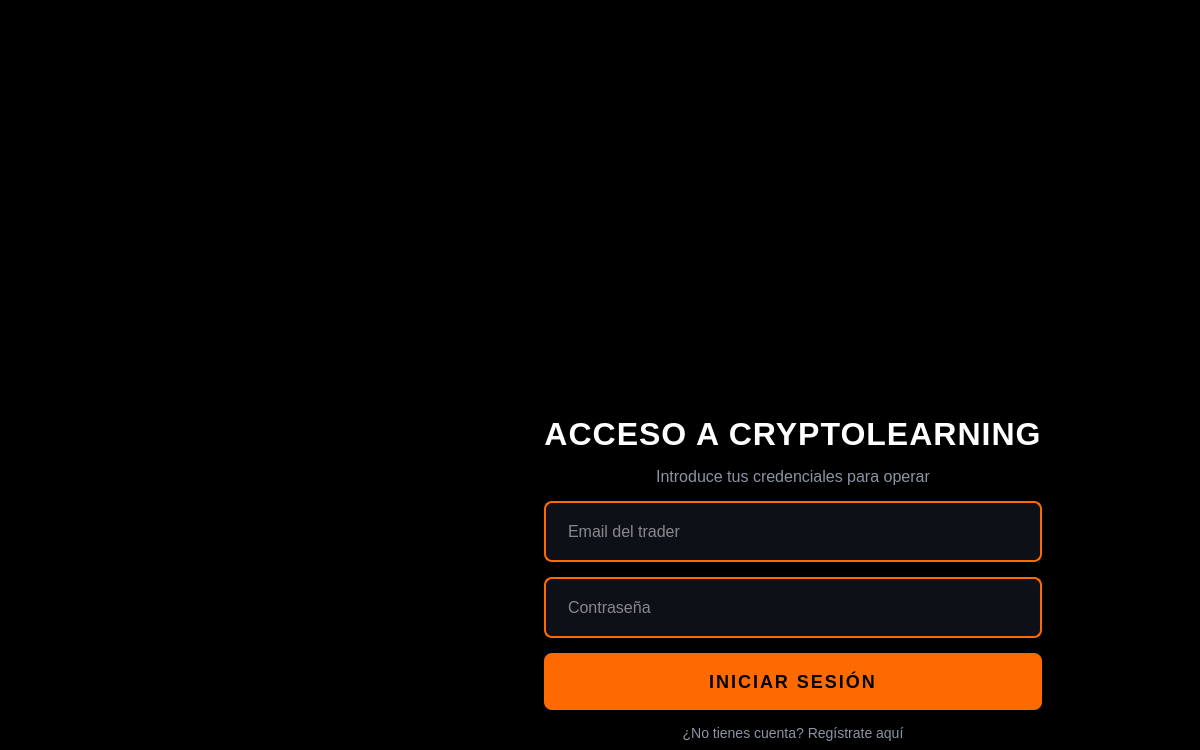
Qt form src/vista/ui/MainWindow.ui (Willalgon/Crypto-Desktop-Exchange-App) before a commit.
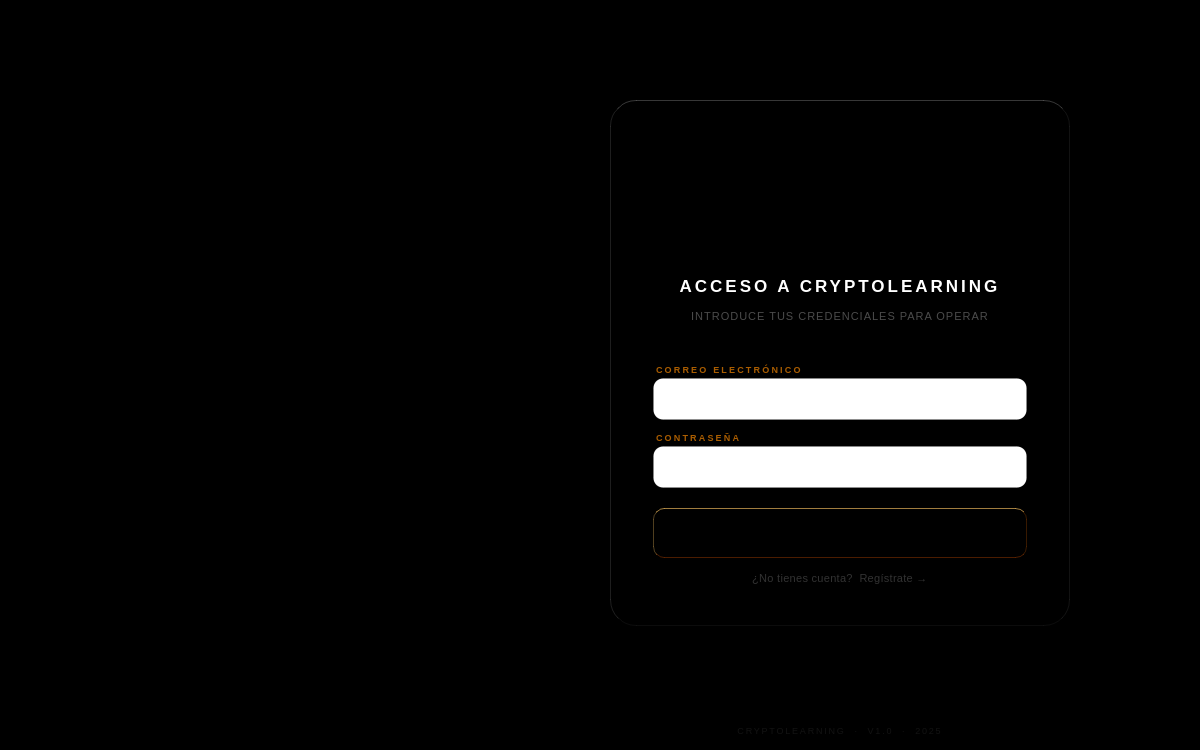
The same form after that commit. Icons and pictures are not drawn.

Commit message: Registro y Login

Diff of the .ui file:
```diff
--- a/src/vista/ui/MainWindow.ui
+++ b/src/vista/ui/MainWindow.ui
@@ -21,63 +21,227 @@
   </property>
   <property name="styleSheet">
    <string notr="true">
- /* FONDO NEGRO PURO */
-QMainWindow { background-color: #000000; }
+
+/* ═══════════════════════════════════════════════════════════════════════
+   CRYPTOLEARNING  ·  ACCESO
+   Pure Black Spatial  ·  Deep Dark Edition
+   ═══════════════════════════════════════════════════════════════════════ */
+
+
+/* ── VENTANA BASE ───────────────────────────────────────────────────── */
+QMainWindow, QWidget#centralwidget {
+    background-color: #000000;
+}
 QFrame { background: transparent; border: none; }
 
-/* 3- TITULO EN NARANJA PURO */
-QLabel#lbl_titulo { 
-    color: #FFFFFF; 
-    font-size: 32px; 
-    font-weight: bold; 
-    font-family: 'Inter', 'Roboto', 'sans-serif';
+
+/* ── PANELES ────────────────────────────────────────────────────────── */
+QFrame#frame_left  { background-color: #000000; }
+QFrame#frame_right { background-color: #000000; }
+
+
+/* ── CARD PRINCIPAL — profundidad radial ────────────────────────────── */
+QFrame#form_card {
+    background: qradialgradient(
+        cx: 0.50, cy: 0.38, radius: 0.85,
+        stop: 0.00  rgba(26, 26, 36, 255),
+        stop: 0.55  rgba(15, 15, 22, 255),
+        stop: 1.00  rgba( 7,  7, 11, 255)
+    );
+    border-top:    1px solid rgba(255, 255, 255, 55);
+    border-left:   1px solid rgba(255, 255, 255, 30);
+    border-right:  1px solid rgba(255, 255, 255, 18);
+    border-bottom: 1px solid rgba(255, 255, 255, 12);
+    border-radius: 26px;
+}
+
+
+/* ── LÍNEA NARANJA SUPERIOR DE LA CARD ──────────────────────────────── */
+QFrame#card_glow_top {
+    background: qlineargradient(
+        x1:0, y1:0, x2:1, y2:0,
+        stop:0.00 rgba(255, 106,  0,   0),
+        stop:0.25 rgba(255, 106,  0, 120),
+        stop:0.50 rgba(255, 160,  0, 255),
+        stop:0.75 rgba(255, 106,  0, 120),
+        stop:1.00 rgba(255, 106,  0,   0)
+    );
+    min-height: 1px;
+    max-height: 1px;
+    border: none;
+}
+
+
+/* ── SEPARADOR INTERIOR ─────────────────────────────────────────────── */
+QFrame#separator {
+    background: qlineargradient(
+        x1:0, y1:0, x2:1, y2:0,
+        stop:0.00 rgba(255, 255, 255,  0),
+        stop:0.50 rgba(255, 255, 255, 28),
+        stop:1.00 rgba(255, 255, 255,  0)
+    );
+    min-height: 1px;
+    max-height: 1px;
+    border: none;
+}
+
+
+/* ── TÍTULO ─────────────────────────────────────────────────────────── */
+QLabel#lbl_titulo {
+    color: #FFFFFF;
+    font-size: 17px;
+    font-weight: 700;
+    font-family: "Helvetica Neue", "Segoe UI Semibold", Arial, sans-serif;
+    letter-spacing: 3px;
+    padding-bottom: 9px;
+    border-bottom: 2px solid qlineargradient(
+        x1:0, y1:0, x2:1, y2:0,
+        stop:0.00 rgba(255, 106,  0,   0),
+        stop:0.30 rgba(255, 106,  0, 160),
+        stop:0.50 rgba(255, 180,  0, 255),
+        stop:0.70 rgba(255, 106,  0, 160),
+        stop:1.00 rgba(255, 106,  0,   0)
+    );
+    qproperty-alignment: AlignCenter;
+}
+
+
+/* ── SUBTÍTULO ──────────────────────────────────────────────────────── */
+QLabel#lbl_subtitulo {
+    color: rgba(255, 255, 255, 75);
+    font-size: 11px;
+    font-family: "Helvetica Neue", "Segoe UI", Arial, sans-serif;
     letter-spacing: 1px;
+    qproperty-alignment: AlignCenter;
 }
 
-QLabel#lbl_subtitulo { 
-    color: #8B94A5; 
-    font-size: 16px; 
-    font-family: 'Inter', 'Roboto', 'sans-serif';
+
+/* ── ETIQUETAS DE CAMPO ─────────────────────────────────────────────── */
+QLabel#lbl_f_email,
+QLabel#lbl_f_pass {
+    color: rgba(255, 140, 0, 170);
+    font-size: 9px;
+    font-weight: 700;
+    font-family: "Helvetica Neue", "Segoe UI", Arial, sans-serif;
+    letter-spacing: 2.2px;
+    padding-left: 1px;
 }
 
-/* 2- BORDES DE RECUADROS NARANJAS */
+
+/* ── INPUTS ─────────────────────────────────────────────────────────── */
 QLineEdit {
-    background-color: #0D1117;
-    border: 2px solid #FF6A00; /* Borde naranja permanente */
-    border-radius: 8px;
+    background: qlineargradient(
+        x1:0, y1:0, x2:0, y2:1,
+        stop:0 rgba(255, 255, 255,  7),
+        stop:1 rgba(255, 255, 255,  3)
+    );
+    border: 1px solid rgba(255, 255, 255, 16);
+    border-bottom: 1px solid rgba(255, 255, 255, 26);
+    border-radius: 10px;
+    color: rgba(255, 255, 255, 215);
+    padding: 10px 14px;
+    font-size: 13px;
+    font-family: "Helvetica Neue", "Segoe UI", Arial, sans-serif;
+    min-height: 20px;
+    selection-background-color: rgba(255, 106, 0, 100);
+    selection-color: #FFFFFF;
+}
+
+QLineEdit:hover {
+    background: qlineargradient(
+        x1:0, y1:0, x2:0, y2:1,
+        stop:0 rgba(255, 255, 255, 11),
+        stop:1 rgba(255, 255, 255,  6)
+    );
+    border: 1px solid rgba(255, 255, 255, 40);
+    border-bottom: 1px solid rgba(255, 255, 255, 55);
     color: #FFFFFF;
-    padding: 18px 20px;
-    font-size: 16px;
 }
+
 QLineEdit:focus {
     border: 2px solid #FF4500; /* Naranja más intenso al escribir */
     background-color: #161B22;
 }
 
-/* 1- BOTÓN INICIAR SESIÓN NARANJA PURO */
+
+/* ── BOTÓN PRIMARIO ─────────────────────────────────────────────────── */
 QPushButton#Aceptar {
-    background-color: #FF6A00; /* Naranja puro sólido */
-    color: #000000; /* Texto negro para contraste máximo */
-    font-weight: bold;
-    font-size: 18px;
-    border-radius: 8px;
-    padding: 18px;
-    letter-spacing: 2px;
+    background: qlineargradient(
+        x1:0, y1:0, x2:1, y2:1,
+        stop:0.0  #FF5E00,
+        stop:0.5  #FF8000,
+        stop:1.0  #FF5200
+    );
+    color: #000000;
+    font-weight: 800;
+    font-size: 11px;
+    font-family: "Helvetica Neue", "Segoe UI Semibold", Arial, sans-serif;
+    letter-spacing: 3.5px;
+    border-radius: 11px;
+    border-top:    1px solid rgba(255, 200, 100, 160);
+    border-left:   1px solid rgba(255, 200, 100,  80);
+    border-right:  1px solid rgba(180,  80,   0,  80);
+    border-bottom: 1px solid rgba(160,  60,   0, 120);
+    min-height: 48px;
+    padding: 0 20px;
 }
-QPushButton#Aceptar:hover { 
-    background-color: #FF4500; /* Naranja más oscuro al pasar el ratón */
+
+QPushButton#Aceptar:hover {
+    background: qlineargradient(
+        x1:0, y1:0, x2:1, y2:1,
+        stop:0.0  #FF7520,
+        stop:0.5  #FFA040,
+        stop:1.0  #FF6A18
+    );
+    border-top:    1px solid rgba(255, 220, 140, 200);
+    border-left:   1px solid rgba(255, 220, 140, 100);
+    border-right:  1px solid rgba(200, 100,   0,  80);
+    border-bottom: 1px solid rgba(180,  80,   0, 120);
+    color: #000000;
 }
 
-/* ENLACE INFERIOR */
-QPushButton#btn_ir_registro { 
-    color: #8B94A5; 
-    background: transparent; 
-    border: none; 
-    font-size: 14px;
+QPushButton#Aceptar:pressed {
+    background: qlineargradient(
+        x1:0, y1:0, x2:1, y2:1,
+        stop:0.0  #D94E00,
+        stop:0.5  #E06A00,
+        stop:1.0  #D04400
+    );
+    border-top:    1px solid rgba(120,  40,   0,  80);
+    border-left:   1px solid rgba(120,  40,   0,  60);
+    border-right:  1px solid rgba(255, 180,  80,  40);
+    border-bottom: 1px solid rgba(255, 180,  80,  60);
+    padding-top: 1px;
 }
-QPushButton#btn_ir_registro:hover { color: #FF6A00; text-decoration: underline; }
+
+
+/* ── BOTÓN REGISTRO (link) ──────────────────────────────────────────── */
+QPushButton#btn_ir_registro {
+    color: rgba(255, 255, 255, 50);
+    background: transparent;
+    border: none;
+    font-size: 11px;
+    font-family: "Helvetica Neue", "Segoe UI", Arial, sans-serif;
+    letter-spacing: 0.3px;
+    padding: 6px 0;
+}
+QPushButton#btn_ir_registro:hover  { color: #FF7A00; }
+QPushButton#btn_ir_registro:pressed{ color: rgba(255, 122, 0, 160); }
+
+
+/* ── PIE DE PANTALLA ────────────────────────────────────────────────── */
+QLabel#lbl_version {
+    color: rgba(255, 255, 255, 18);
+    font-size: 9px;
+    font-family: "Helvetica Neue", "Segoe UI", Arial, sans-serif;
+    letter-spacing: 1.8px;
+    qproperty-alignment: AlignCenter;
+}
+
    </string>
   </property>
+
+
   <widget class="QWidget" name="centralwidget">
    <property name="sizePolicy">
     <sizepolicy hsizetype="Ignored" vsizetype="Ignored">
@@ -85,22 +249,17 @@
      <verstretch>0</verstretch>
     </sizepolicy>
    </property>
-   <layout class="QHBoxLayout" name="main_layout" stretch="1,2">
-    <property name="spacing">
-     <number>0</number>
-    </property>
-    <property name="leftMargin">
-     <number>0</number>
-    </property>
-    <property name="topMargin">
-     <number>0</number>
-    </property>
-    <property name="rightMargin">
-     <number>0</number>
-    </property>
-    <property name="bottomMargin">
-     <number>0</number>
-    </property>
+   <layout class="QHBoxLayout" name="main_layout" stretch="4,6">
+    <property name="spacing"><number>0</number></property>
+    <property name="leftMargin"><number>0</number></property>
+    <property name="topMargin"><number>0</number></property>
+    <property name="rightMargin"><number>0</number></property>
+    <property name="bottomMargin"><number>0</number></property>
+
+
+    <!-- ════════════════════════════
+         PANEL IZQUIERDO — imagen
+         ════════════════════════════ -->
     <item>
      <widget class="QFrame" name="frame_left">
       <layout class="QVBoxLayout" name="verticalLayout_left">
@@ -133,9 +292,8 @@
          <property name="pixmap">
           <pixmap>../../../30c0b309-47ba-4936-b7ab-3a82a5bd0739.png</pixmap>
          </property>
-         <property name="scaledContents">
-          <bool>true</bool>
-         </property>
+         <property name="scaledContents"><bool>true</bool></property>
+         <property name="styleSheet"><string notr="true">border:none;</string></property>
         </widget>
        </item>
       </layout>
@@ -143,181 +301,207 @@
     </item>
     <item>
      <widget class="QFrame" name="frame_right">
-      <layout class="QVBoxLayout" name="layout_right_main">
-       <property name="leftMargin">
-        <number>0</number>
-       </property>
-       <property name="rightMargin">
-        <number>0</number>
-       </property>
+      <layout class="QVBoxLayout" name="vl_right">
+       <property name="spacing"><number>0</number></property>
+       <property name="leftMargin"><number>0</number></property>
+       <property name="topMargin"><number>0</number></property>
+       <property name="rightMargin"><number>0</number></property>
+       <property name="bottomMargin"><number>0</number></property>
+
        <item>
-        <spacer name="verticalSpacer_top">
-         <property name="orientation">
-          <enum>Qt::Vertical</enum>
-         </property>
-         <property name="sizeHint" stdset="0">
-          <size>
-           <width>20</width>
-           <height>40</height>
-          </size>
-         </property>
+        <spacer name="vs_top">
+         <property name="orientation"><enum>Qt::Vertical</enum></property>
+         <property name="sizeType"><enum>QSizePolicy::Expanding</enum></property>
+         <property name="sizeHint" stdset="0"><size><width>20</width><height>20</height></size></property>
         </spacer>
        </item>
        <item>
-        <layout class="QHBoxLayout" name="layout_center_h">
-         <property name="leftMargin">
-          <number>45</number>
-         </property>
-         <property name="rightMargin">
-          <number>100</number>
-         </property>
+        <layout class="QHBoxLayout" name="hl_center">
+         <property name="spacing"><number>0</number></property>
          <item>
-          <spacer name="spacer_push_left">
-           <property name="orientation">
-            <enum>Qt::Horizontal</enum>
-           </property>
-           <property name="sizeHint" stdset="0">
-            <size>
-             <width>0</width>
-             <height>0</height>
-            </size>
-           </property>
+          <spacer name="hs_l">
+           <property name="orientation"><enum>Qt::Horizontal</enum></property>
+           <property name="sizeType"><enum>QSizePolicy::Expanding</enum></property>
+           <property name="sizeHint" stdset="0"><size><width>20</width><height>0</height></size></property>
           </spacer>
          </item>
          <item>
-          <layout class="QVBoxLayout" name="master_vertical_block">
-           <property name="spacing">
-            <number>20</number>
-           </property>
-           <item>
-            <layout class="QVBoxLayout" name="layout_logo">
-             <property name="leftMargin">
-              <number>70</number>
-             </property>
-             <item>
-              <widget class="QLabel" name="lbl_logo">
-               <property name="minimumSize">
-                <size>
-                 <width>450</width>
-                 <height>450</height>
-                </size>
-               </property>
-               <property name="maximumSize">
-                <size>
-                 <width>450</width>
-                 <height>450</height>
-                </size>
-               </property>
-               <property name="pixmap">
-                <pixmap>../../../imagen.png</pixmap>
-               </property>
-               <property name="scaledContents">
-                <bool>true</bool>
-               </property>
-               <property name="alignment">
-                <set>Qt::AlignCenter</set>
-               </property>
-              </widget>
-             </item>
-            </layout>
-           </item>
-           <item>
-            <layout class="QVBoxLayout" name="layout_formulario">
-             <property name="spacing">
-              <number>15</number>
-             </property>
-             <property name="leftMargin">
-              <number>40</number>
-             </property>
-             <item>
-              <widget class="QLabel" name="lbl_titulo">
-               <property name="text">
-                <string>ACCESO A CRYPTOLEARNING</string>
-               </property>
-               <property name="alignment">
-                <set>Qt::AlignCenter</set>
-               </property>
-              </widget>
-             </item>
-             <item>
-              <widget class="QLabel" name="lbl_subtitulo">
-               <property name="text">
-                <string>Introduce tus credenciales para operar</string>
-               </property>
-               <property name="alignment">
-                <set>Qt::AlignCenter</set>
-               </property>
-              </widget>
-             </item>
-             <item>
-              <widget class="QLineEdit" name="lineEdit">
-               <property name="placeholderText">
-                <string>Email del trader</string>
-               </property>
-              </widget>
-             </item>
-             <item>
-              <widget class="QLineEdit" name="lineEdit_2">
-               <property name="echoMode">
-                <enum>QLineEdit::Password</enum>
-               </property>
-               <property name="placeholderText">
-                <string>Contraseña</string>
-               </property>
-              </widget>
-             </item>
-             <item>
-              <widget class="QPushButton" name="Aceptar">
-               <property name="cursor">
-                <cursorShape>PointingHandCursor</cursorShape>
-               </property>
-               <property name="text">
-                <string>INICIAR SESIÓN</string>
-               </property>
-              </widget>
-             </item>
-             <item>
-              <widget class="QPushButton" name="btn_ir_registro">
-               <property name="cursor">
-                <cursorShape>PointingHandCursor</cursorShape>
-               </property>
-               <property name="text">
-                <string>¿No tienes cuenta? Regístrate aquí</string>
-               </property>
-              </widget>
-             </item>
-            </layout>
-           </item>
-          </layout>
+          <widget class="QFrame" name="form_card">
+           <property name="minimumSize"><size><width>460</width><height>0</height></size></property>
+           <property name="maximumSize"><size><width>460</width><height>16777215</height></size></property>
+           <layout class="QVBoxLayout" name="vl_card">
+            <property name="spacing"><number>0</number></property>
+            <property name="leftMargin"><number>0</number></property>
+            <property name="topMargin"><number>0</number></property>
+            <property name="rightMargin"><number>0</number></property>
+            <property name="bottomMargin"><number>0</number></property>
+
+            <!-- LÍNEA NARANJA TOP -->
+            <item>
+             <widget class="QFrame" name="card_glow_top">
+              <property name="frameShape"><enum>QFrame::HLine</enum></property>
+              <property name="minimumSize"><size><width>0</width><height>1</height></size></property>
+              <property name="maximumSize"><size><width>16777215</width><height>1</height></size></property>
+             </widget>
+            </item>
+
+            <!-- CONTENIDO INTERIOR -->
+            <item>
+             <layout class="QVBoxLayout" name="vl_inner">
+              <property name="spacing"><number>0</number></property>
+              <property name="leftMargin"><number>42</number></property>
+              <property name="topMargin"><number>36</number></property>
+              <property name="rightMargin"><number>42</number></property>
+              <property name="bottomMargin"><number>34</number></property>
+
+
+              <!-- LOGO 120×120 -->
+              <item>
+               <layout class="QHBoxLayout" name="hl_logo">
+                <item>
+                 <spacer name="hs_logo_l">
+                  <property name="orientation"><enum>Qt::Horizontal</enum></property>
+                  <property name="sizeHint" stdset="0"><size><width>0</width><height>0</height></size></property>
+                 </spacer>
+                </item>
+                <item>
+                 <widget class="QLabel" name="lbl_logo">
+                  <property name="minimumSize"><size><width>120</width><height>120</height></size></property>
+                  <property name="maximumSize"><size><width>120</width><height>120</height></size></property>
+                  <property name="pixmap"><pixmap>../../../imagen.png</pixmap></property>
+                  <property name="scaledContents"><bool>true</bool></property>
+                  <property name="alignment"><set>Qt::AlignCenter</set></property>
+                  <property name="styleSheet"><string notr="true">border:none;</string></property>
+                 </widget>
+                </item>
+                <item>
+                 <spacer name="hs_logo_r">
+                  <property name="orientation"><enum>Qt::Horizontal</enum></property>
+                  <property name="sizeHint" stdset="0"><size><width>0</width><height>0</height></size></property>
+                 </spacer>
+                </item>
+               </layout>
+              </item>
+
+              <item><spacer name="sp_a"><property name="orientation"><enum>Qt::Vertical</enum></property><property name="sizeType"><enum>QSizePolicy::Fixed</enum></property><property name="sizeHint" stdset="0"><size><width>0</width><height>18</height></size></property></spacer></item>
+
+              <!-- TÍTULO -->
+              <item>
+               <widget class="QLabel" name="lbl_titulo">
+                <property name="text"><string>ACCESO A CRYPTOLEARNING</string></property>
+                <property name="alignment"><set>Qt::AlignCenter</set></property>
+               </widget>
+              </item>
+
+              <item><spacer name="sp_b"><property name="orientation"><enum>Qt::Vertical</enum></property><property name="sizeType"><enum>QSizePolicy::Fixed</enum></property><property name="sizeHint" stdset="0"><size><width>0</width><height>5</height></size></property></spacer></item>
+
+              <!-- SUBTÍTULO -->
+              <item>
+               <widget class="QLabel" name="lbl_subtitulo">
+                <property name="text"><string>INTRODUCE TUS CREDENCIALES PARA OPERAR</string></property>
+                <property name="alignment"><set>Qt::AlignCenter</set></property>
+               </widget>
+              </item>
+
+              <item><spacer name="sp_c"><property name="orientation"><enum>Qt::Vertical</enum></property><property name="sizeType"><enum>QSizePolicy::Fixed</enum></property><property name="sizeHint" stdset="0"><size><width>0</width><height>20</height></size></property></spacer></item>
+
+              <!-- SEPARADOR SUTIL -->
+              <item>
+               <widget class="QFrame" name="separator">
+                <property name="frameShape"><enum>QFrame::HLine</enum></property>
+               </widget>
+              </item>
+
+              <item><spacer name="sp_d"><property name="orientation"><enum>Qt::Vertical</enum></property><property name="sizeType"><enum>QSizePolicy::Fixed</enum></property><property name="sizeHint" stdset="0"><size><width>0</width><height>20</height></size></property></spacer></item>
+
+
+              <!-- EMAIL -->
+              <item>
+               <widget class="QLabel" name="lbl_f_email">
+                <property name="text"><string>CORREO ELECTRÓNICO</string></property>
+               </widget>
+              </item>
+              <item><spacer name="s1"><property name="orientation"><enum>Qt::Vertical</enum></property><property name="sizeType"><enum>QSizePolicy::Fixed</enum></property><property name="sizeHint" stdset="0"><size><width>0</width><height>3</height></size></property></spacer></item>
+              <item>
+               <widget class="QLineEdit" name="lineEdit">
+                <property name="placeholderText"><string>correo@ejemplo.com</string></property>
+               </widget>
+              </item>
+
+              <item><spacer name="s2"><property name="orientation"><enum>Qt::Vertical</enum></property><property name="sizeType"><enum>QSizePolicy::Fixed</enum></property><property name="sizeHint" stdset="0"><size><width>0</width><height>12</height></size></property></spacer></item>
+
+              <!-- CONTRASEÑA -->
+              <item>
+               <widget class="QLabel" name="lbl_f_pass">
+                <property name="text"><string>CONTRASEÑA</string></property>
+               </widget>
+              </item>
+              <item><spacer name="s3"><property name="orientation"><enum>Qt::Vertical</enum></property><property name="sizeType"><enum>QSizePolicy::Fixed</enum></property><property name="sizeHint" stdset="0"><size><width>0</width><height>3</height></size></property></spacer></item>
+              <item>
+               <widget class="QLineEdit" name="lineEdit_2">
+                <property name="echoMode"><enum>QLineEdit::Password</enum></property>
+                <property name="placeholderText"><string>Contraseña de acceso</string></property>
+               </widget>
+              </item>
+
+              <item><spacer name="s4"><property name="orientation"><enum>Qt::Vertical</enum></property><property name="sizeType"><enum>QSizePolicy::Fixed</enum></property><property name="sizeHint" stdset="0"><size><width>0</width><height>20</height></size></property></spacer></item>
+
+              <!-- BOTÓN PRIMARIO -->
+              <item>
+               <widget class="QPushButton" name="Aceptar">
+                <property name="cursor"><cursorShape>PointingHandCursor</cursorShape></property>
+                <property name="text"><string>INICIAR SESIÓN</string></property>
+               </widget>
+              </item>
+
+              <item><spacer name="s5"><property name="orientation"><enum>Qt::Vertical</enum></property><property name="sizeType"><enum>QSizePolicy::Fixed</enum></property><property name="sizeHint" stdset="0"><size><width>0</width><height>8</height></size></property></spacer></item>
+
+              <!-- BOTÓN REGISTRO -->
+              <item>
+               <widget class="QPushButton" name="btn_ir_registro">
+                <property name="cursor"><cursorShape>PointingHandCursor</cursorShape></property>
+                <property name="text"><string>¿No tienes cuenta?  Regístrate →</string></property>
+               </widget>
+              </item>
+
+             </layout>
+            </item>
+
+           </layout>
+          </widget>
          </item>
+
          <item>
-          <spacer name="spacer_push_right">
-           <property name="orientation">
-            <enum>Qt::Horizontal</enum>
-           </property>
-           <property name="sizeHint" stdset="0">
-            <size>
-             <width>0</width>
-             <height>0</height>
-            </size>
-           </property>
+          <spacer name="hs_r">
+           <property name="orientation"><enum>Qt::Horizontal</enum></property>
+           <property name="sizeType"><enum>QSizePolicy::Expanding</enum></property>
+           <property name="sizeHint" stdset="0"><size><width>20</width><height>0</height></size></property>
           </spacer>
          </item>
         </layout>
        </item>
        <item>
-        <spacer name="verticalSpacer_bottom">
-         <property name="orientation">
-          <enum>Qt::Vertical</enum>
-         </property>
-         <property name="sizeHint" stdset="0">
-          <size>
-           <width>20</width>
-           <height>40</height>
-          </size>
-         </property>
+        <spacer name="vs_bottom">
+         <property name="orientation"><enum>Qt::Vertical</enum></property>
+         <property name="sizeType"><enum>QSizePolicy::Expanding</enum></property>
+         <property name="sizeHint" stdset="0"><size><width>20</width><height>20</height></size></property>
         </spacer>
        </item>
+
+       <item>
+        <widget class="QLabel" name="lbl_version">
+         <property name="text"><string>CRYPTOLEARNING  ·  V1.0  ·  2025</string></property>
+         <property name="alignment"><set>Qt::AlignCenter</set></property>
+        </widget>
+       </item>
+       <item>
+        <spacer name="vs_footer">
+         <property name="orientation"><enum>Qt::Vertical</enum></property>
+         <property name="sizeType"><enum>QSizePolicy::Fixed</enum></property>
+         <property name="sizeHint" stdset="0"><size><width>0</width><height>14</height></size></property>
+        </spacer>
+       </item>
+
       </layout>
      </widget>
     </item>
```
Left out of the diff: 68 changed lines with no effect on the pictures. The commit also changes 11 other files.
